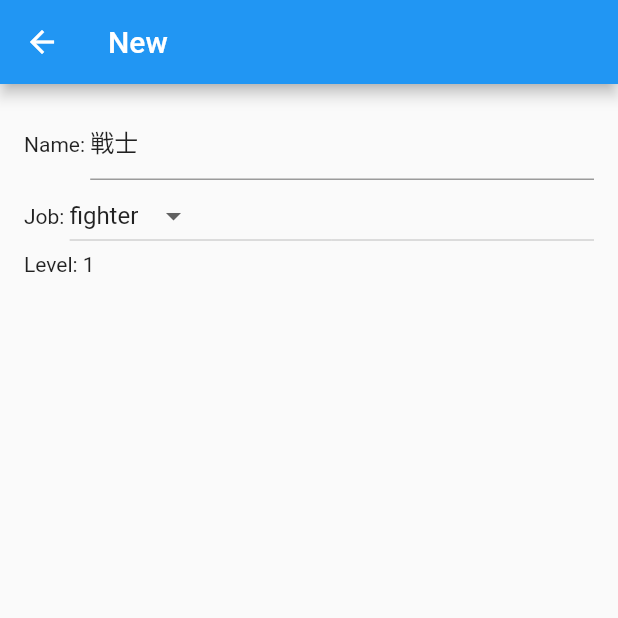
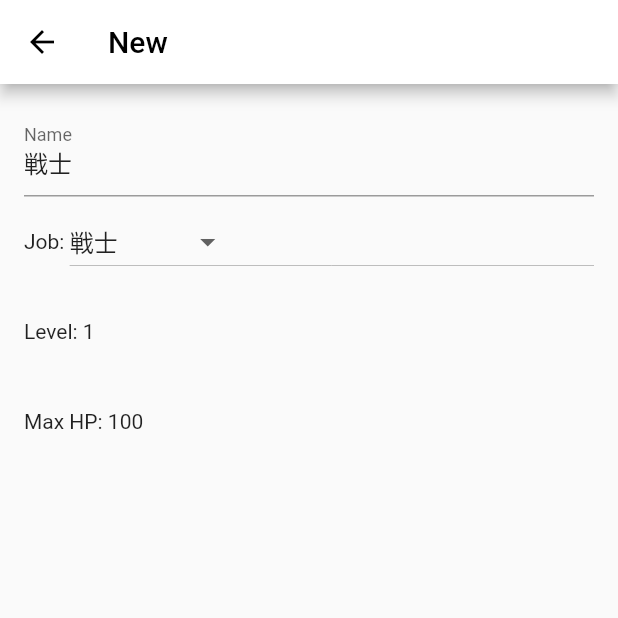
Before and after one commit to hgwr/vermelha_app, a Flutter app: the PartyScreen screen opened by its route, after a tap on the "add" icon, on a phone screen of 412 x 824 dp, the top half of it. Run offline on Flutter 3.47's test engine with Material 2 defaults, Android fonts, the phone set to English and light mode, and no system bars; our stand-ins replace sqflite; accounts and stored records are empty.

Commit message:
character screen

```diff
--- a/lib/main.dart
+++ b/lib/main.dart
@@ -58,7 +58,11 @@ class _MyAppState extends State<MyApp> {
         builder: (ctx, screenProvider, _) => MaterialApp(
           title: 'Vermelha',
           theme: ThemeData(
-            primarySwatch: Colors.blue,
+            appBarTheme: const AppBarTheme(
+              backgroundColor: Colors.white,
+              foregroundColor: Colors.black,
+              iconTheme: IconThemeData(color: Colors.black),
+            ),
           ),
           home: getHome(screenProvider.currentScreenIndex),
           routes: {
--- a/lib/screens/character_screen.dart
+++ b/lib/screens/character_screen.dart
@@ -32,12 +32,14 @@ class _CharacterScreenState extends State<CharacterScreen> {
               child: Form(
                 key: _formKey,
                 child: ListView(
+                  shrinkWrap: true,
                   children: [
                     Row(
                       children: [
-                        Text('Name: '),
                         Expanded(
                           child: TextField(
+                            decoration:
+                                const InputDecoration(labelText: 'Name'),
                             controller: TextEditingController(
                               text: character.name,
                             ),
@@ -48,7 +50,9 @@ class _CharacterScreenState extends State<CharacterScreen> {
                         ),
                       ],
                     ),
-                    Row(
+                    SizedBox(
+                      height: 60,
+                      child: Row(
                         children: [
                           Text('Job: '),
                           Expanded(
@@ -62,14 +66,17 @@ class _CharacterScreenState extends State<CharacterScreen> {
                               items: Job.values.map((Job job) {
                                 return DropdownMenuItem<Job>(
                                   value: job,
-                                child: Text(job.toString().split('.').last),
+                                  child: Text(job.name),
                                 );
                               }).toList(),
                             ),
                           ),
                         ],
                       ),
-                    Row(
+                    ),
+                    SizedBox(
+                      height: 60,
+                      child: Row(
                         children: [
                           Text('Level: '),
                           Expanded(
@@ -78,6 +85,20 @@ class _CharacterScreenState extends State<CharacterScreen> {
                             ),
                           ),
                         ],
+                      ),
+                    ),
+                    SizedBox(
+                      height: 60,
+                      child: Row(
+                        children: [
+                          Text('Max HP: '),
+                          Expanded(
+                            child: Text(
+                              character.maxHp.toString(),
+                            ),
+                          ),
+                        ],
+                      ),
                     ),
                   ],
                 ),
```
Also changed, not shown: 4 other files. Lines whose indentation alone changed are shown as unchanged.
